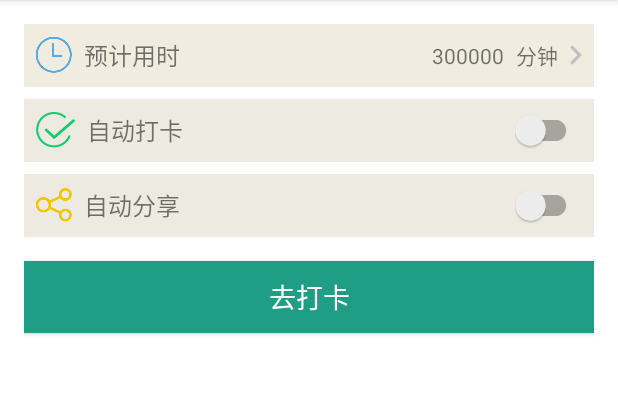
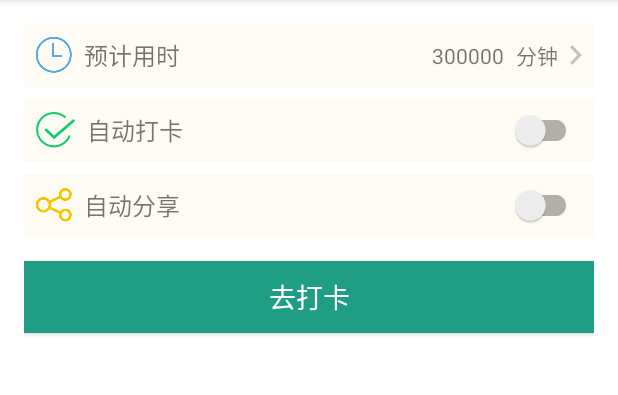
Before and after one commit to kooguma/Shanbay-AutoPunch, an Android app: the screen it shows after launch (MainActivity), on a phone screen of 412 x 824 dp, the part 84-479 px from its top. Run offline under Robolectric (Android 15) with nearby library versions, the phone set to English and light mode, and no system bars; our stand-ins replace ButterKnife.

```diff
--- a/app/src/main/res/layout/activity_main.xml
+++ b/app/src/main/res/layout/activity_main.xml
@@ -18,7 +18,7 @@
         android:layout_height="@dimen/dimen_item_height"
         android:gravity="center_vertical"
         android:padding="@dimen/dime_item_padding"
-        android:background="@color/base_clicked_bg"
+        android:background="@color/base_common_primary_bg"
         android:orientation="horizontal">
 
         <TextView
@@ -56,7 +56,7 @@
         android:gravity="center_vertical"
         android:padding="@dimen/dime_item_padding"
         android:layout_marginTop="@dimen/dime_item_padding"
-        android:background="@color/base_common_secondary_bg"
+        android:background="@color/base_common_primary_bg"
         android:orientation="horizontal">
 
         <TextView
@@ -82,7 +82,7 @@
         android:gravity="center_vertical"
         android:padding="@dimen/dime_item_padding"
         android:layout_marginTop="@dimen/dime_item_padding"
-        android:background="@color/base_common_secondary_bg"
+        android:background="@color/base_common_primary_bg"
         android:orientation="horizontal">
 
         <TextView
@@ -93,7 +93,8 @@
             android:drawableLeft="@drawable/ic_share"
             android:drawablePadding="@dimen/dimen_icon_padding"
             android:textSize="16sp"
-            android:text="自动分享"/>
+            android:text="自动分享"
+            android:id="@+id/textView"/>
 
         <android.support.v7.widget.SwitchCompat
             android:id="@+id/switch_auto_share"
```
Also changed, not shown: app/src/main/java/com/kumaj/shanbay_autopunch/service/ClickService.java (+28 -16 lines).
